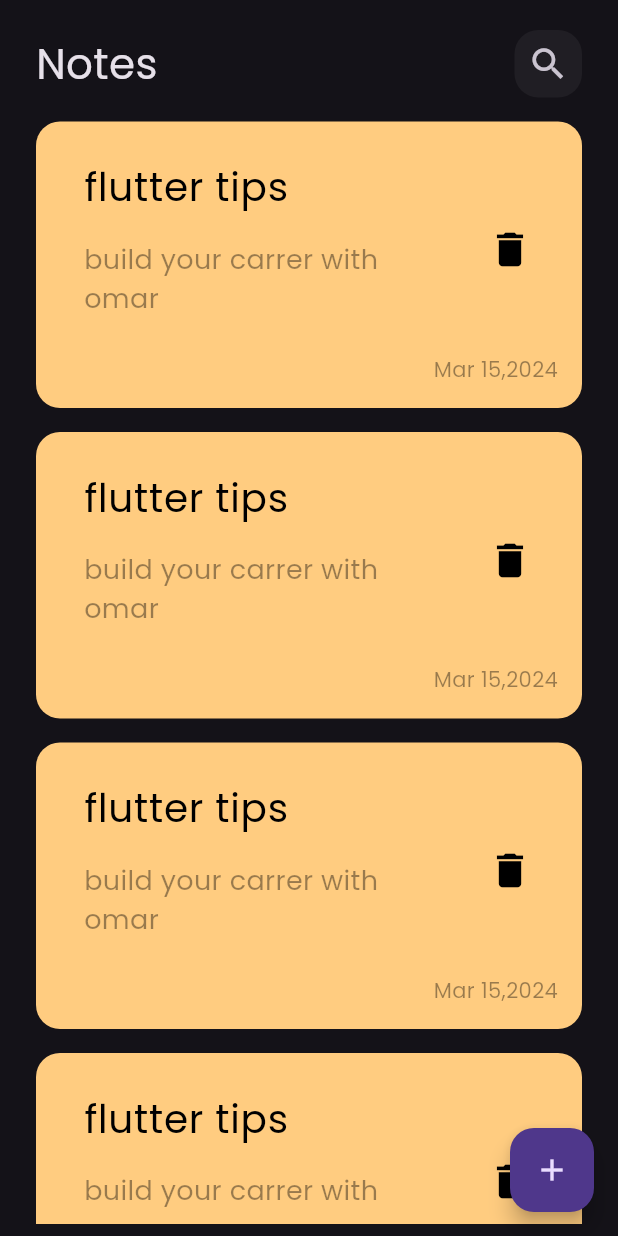
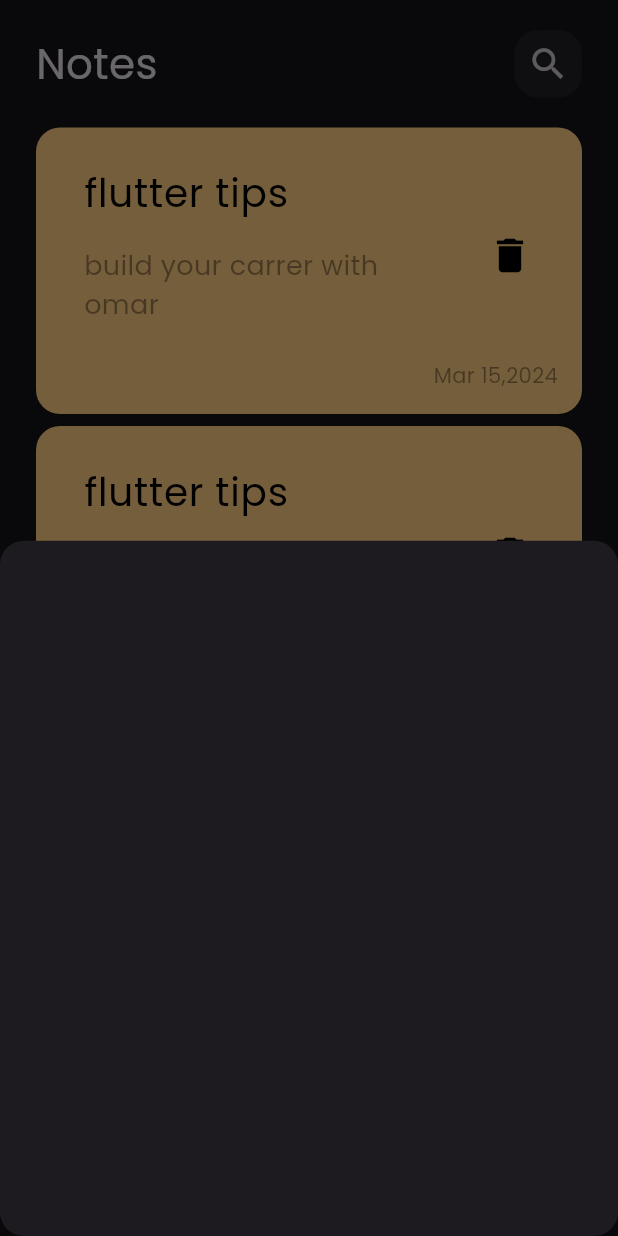
Before and after one commit to omarMohamedd7/notes_app, a Flutter app: the screen it shows after launch, after a tap on the "add" icon, on a phone screen of 412 x 824 dp. Run offline on Flutter 3.47's test engine with Material 3 defaults, Android fonts, the phone set to English and light mode, and no system bars.

Commit message:
add rounded shape to bottom sheet

```diff
--- a/lib/views/notes_view.dart
+++ b/lib/views/notes_view.dart
@@ -1,4 +1,5 @@
 import 'package:flutter/material.dart';
+import 'package:notes_app/widgets/NoteBottomSheet.dart';
 import 'package:notes_app/widgets/notes_view_body.dart';
 
 class NotesView extends StatelessWidget {
@@ -7,13 +8,20 @@ class NotesView extends StatelessWidget {
   @override
   Widget build(BuildContext context) {
     return Scaffold(
-      floatingActionButton: FloatingActionButton(onPressed: (){
-
-      },
-      child:const  Icon(Icons.add),),
-      body:const  NotesViewBody(
-
+      floatingActionButton: FloatingActionButton(
+        onPressed: () {
+          showModalBottomSheet(
+            shape: RoundedRectangleBorder(
+              borderRadius: BorderRadius.circular(16)
+            ),
+              context: context,
+              builder: (context) {
+                return NoteBottomSheet();
+              });
+        },
+        child: const Icon(Icons.add),
       ),
+      body: const NotesViewBody(),
     );
   }
 }
--- /dev/null
+++ b/lib/widgets/NoteBottomSheet.dart
@@ -0,0 +1,10 @@
+import 'package:flutter/material.dart';
+
+class NoteBottomSheet extends StatelessWidget {
+  const NoteBottomSheet({super.key});
+
+  @override
+  Widget build(BuildContext context) {
+    return Container();
+  }
+}
--- a/lib/widgets/custom_listview_note.dart
+++ b/lib/widgets/custom_listview_note.dart
@@ -7,10 +7,10 @@ class ListViewNote extends StatelessWidget {
   @override
   Widget build(BuildContext context) {
     return Padding(
-      padding: const EdgeInsets.symmetric(vertical: 8),
-      child: ListView.builder(itemBuilder: ((context, index) {
+      padding: const EdgeInsets.symmetric(vertical: 16),
+      child: ListView.builder(padding: EdgeInsets.zero,itemBuilder: ((context, index) {
         return Padding(
-          padding: const EdgeInsets.symmetric(vertical: 8),
+          padding: const EdgeInsets.symmetric(vertical: 4),
           child: CustomNote(),
         );
       })),
```
